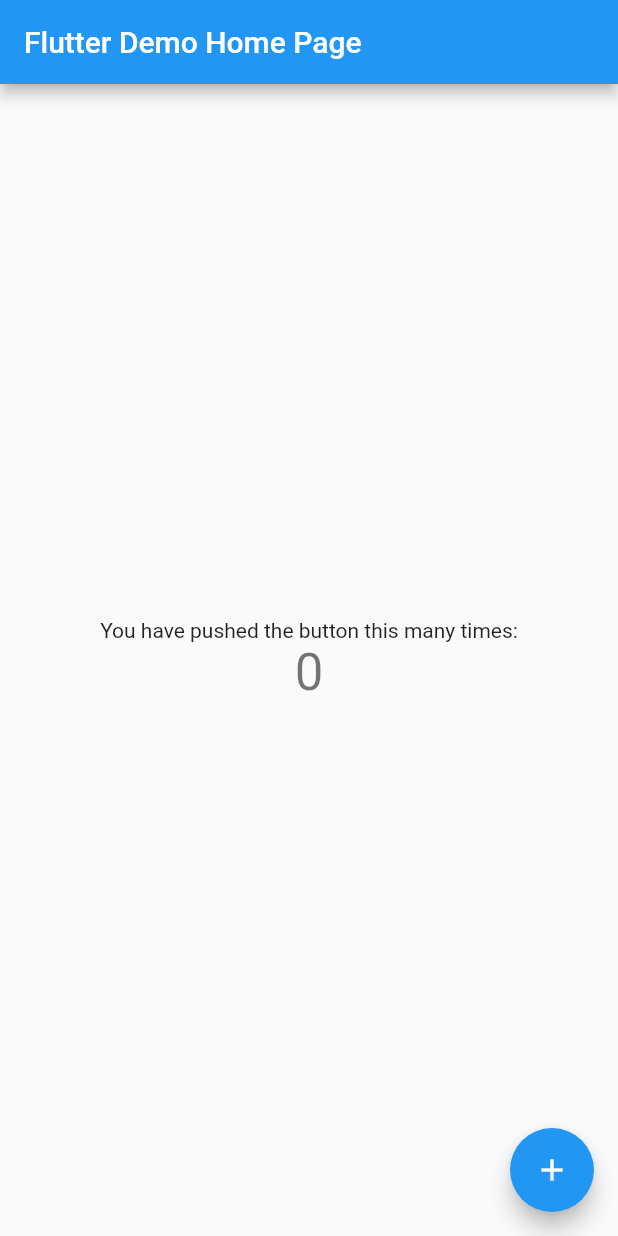
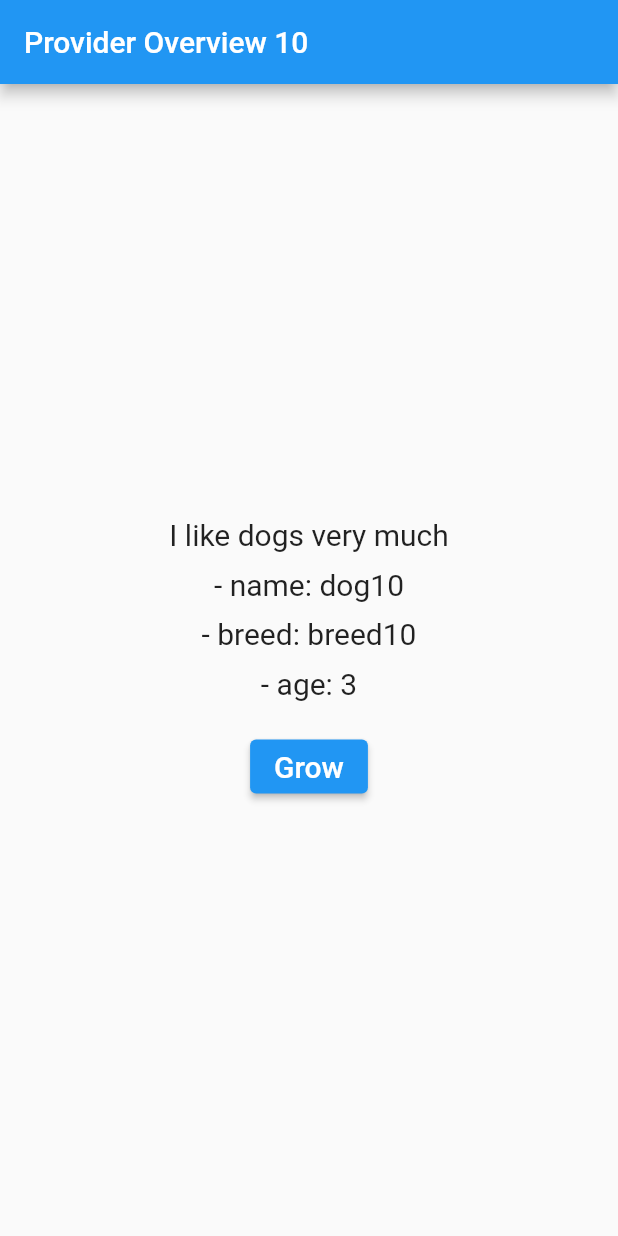
Before and after one commit to jyryuitpro/provider_overview_10, a Flutter app: the screen it shows after launch, on a phone screen of 412 x 824 dp. Run offline on Flutter 3.47's test engine with Material 2 defaults, Android fonts, the phone set to English and light mode, and no system bars.

Commit message:
Selector

```diff
--- a/lib/main.dart
+++ b/lib/main.dart
@@ -1,4 +1,6 @@
 import 'package:flutter/material.dart';
+import 'package:provider/provider.dart';
+import 'package:provider_overview_10/models/dog.dart';
 
 void main() {
   runApp(const MyApp());
@@ -10,106 +12,121 @@ class MyApp extends StatelessWidget {
   // This widget is the root of your application.
   @override
   Widget build(BuildContext context) {
-    return MaterialApp(
-      title: 'Flutter Demo',
-      theme: ThemeData(
-        // This is the theme of your application.
-        //
-        // Try running your application with "flutter run". You'll see the
-        // application has a blue toolbar. Then, without quitting the app, try
-        // changing the primarySwatch below to Colors.green and then invoke
-        // "hot reload" (press "r" in the console where you ran "flutter run",
-        // or simply save your changes to "hot reload" in a Flutter IDE).
-        // Notice that the counter didn't reset back to zero; the application
-        // is not restarted.
-        primarySwatch: Colors.blue,
+    return ChangeNotifierProvider<Dog>(
+      create: (context) => Dog(name: 'dog10', breed: 'breed10', age: 3),
+      child: MaterialApp(
+        title: 'Provider Overview 10',
+        debugShowCheckedModeBanner: false,
+        theme: ThemeData(
+          primarySwatch: Colors.blue,
+        ),
+        home: const MyHomePage(),
       ),
-      home: const MyHomePage(title: 'Flutter Demo Home Page'),
     );
   }
 }
 
 class MyHomePage extends StatefulWidget {
-  const MyHomePage({Key? key, required this.title}) : super(key: key);
-
-  // This widget is the home page of your application. It is stateful, meaning
-  // that it has a State object (defined below) that contains fields that affect
-  // how it looks.
-
-  // This class is the configuration for the state. It holds the values (in this
-  // case the title) provided by the parent (in this case the App widget) and
-  // used by the build method of the State. Fields in a Widget subclass are
-  // always marked "final".
-
-  final String title;
+  const MyHomePage({Key? key}) : super(key: key);
 
   @override
   State<MyHomePage> createState() => _MyHomePageState();
 }
 
 class _MyHomePageState extends State<MyHomePage> {
-  int _counter = 0;
+  @override
+  Widget build(BuildContext context) {
+    return Scaffold(
+      appBar: AppBar(
+        title: Text('Provider Overview 10'),
+      ),
+      body: Selector<Dog, String>(
+        selector: (BuildContext context, Dog dog) => dog.name,
+        builder: (BuildContext context, String name, Widget? child) {
+          return Center(
+            child: Column(
+              mainAxisAlignment: MainAxisAlignment.center,
+              mainAxisSize: MainAxisSize.min,
+              children: [
+                child!,
+                SizedBox(
+                  height: 10.0,
+                ),
+                Text(
+                  '- name: $name',
+                  style: TextStyle(fontSize: 20.0),
+                ),
+                SizedBox(
+                  height: 10.0,
+                ),
+                BreedAndAge(),
+              ],
+            ),
+          );
+        },
+        child: Text(
+          'I like dogs very much',
+          style: TextStyle(fontSize: 20.0),
+        ),
+      ),
+    );
+  }
+}
 
-  void _incrementCounter() {
-    setState(() {
-      // This call to setState tells the Flutter framework that something has
-      // changed in this State, which causes it to rerun the build method below
-      // so that the display can reflect the updated values. If we changed
-      // _counter without calling setState(), then the build method would not be
-      // called again, and so nothing would appear to happen.
-      _counter++;
-    });
-  }
+class BreedAndAge extends StatelessWidget {
+  const BreedAndAge({Key? key}) : super(key: key);
 
   @override
   Widget build(BuildContext context) {
-    // This method is rerun every time setState is called, for instance as done
-    // by the _incrementCounter method above.
-    //
-    // The Flutter framework has been optimized to make rerunning build methods
-    // fast, so that you can just rebuild anything that needs updating rather
-    // than having to individually change instances of widgets.
-    return Scaffold(
-      appBar: AppBar(
-        // Here we take the value from the MyHomePage object that was created by
-        // the App.build method, and use it to set our appbar title.
-        title: Text(widget.title),
-      ),
-      body: Center(
-        // Center is a layout widget. It takes a single child and positions it
-        // in the middle of the parent.
-        child: Column(
-          // Column is also a layout widget. It takes a list of children and
-          // arranges them vertically. By default, it sizes itself to fit its
-          // children horizontally, and tries to be as tall as its parent.
-          //
-          // Invoke "debug painting" (press "p" in the console, choose the
-          // "Toggle Debug Paint" action from the Flutter Inspector in Android
-          // Studio, or the "Toggle Debug Paint" command in Visual Studio Code)
-          // to see the wireframe for each widget.
-          //
-          // Column has various properties to control how it sizes itself and
-          // how it positions its children. Here we use mainAxisAlignment to
-          // center the children vertically; the main axis here is the vertical
-          // axis because Columns are vertical (the cross axis would be
-          // horizontal).
-          mainAxisAlignment: MainAxisAlignment.center,
-          children: <Widget>[
-            const Text(
-              'You have pushed the button this many times:',
+    return Selector<Dog, String>(
+      selector: (BuildContext context, Dog dog) => dog.breed,
+      builder: (_, String breed, __) {
+        return Column(
+          children: [
+            Text(
+              '- breed: $breed',
+              style: TextStyle(fontSize: 20.0),
             ),
-            Text(
-              '$_counter',
-              style: Theme.of(context).textTheme.headline4,
+            SizedBox(
+              height: 10.0,
             ),
+            Age(),
           ],
-        ),
-      ),
-      floatingActionButton: FloatingActionButton(
-        onPressed: _incrementCounter,
-        tooltip: 'Increment',
-        child: const Icon(Icons.add),
-      ), // This trailing comma makes auto-formatting nicer for build methods.
+        );
+      },
     );
   }
 }
+
+class Age extends StatelessWidget {
+  const Age({Key? key}) : super(key: key);
+
+  @override
+  Widget build(BuildContext context) {
+    return Selector<Dog, int>(
+      selector: (BuildContext context, Dog dog) => dog.age,
+      builder: (_, int age, __) {
+        return Column(
+          children: [
+            Text(
+              '- age: $age',
+              style: TextStyle(fontSize: 20.0),
+            ),
+            SizedBox(
+              height: 20.0,
+            ),
+            ElevatedButton(
+              onPressed: () => context.read<Dog>().grow(),
+              child: Text(
+                'Grow',
+                style: TextStyle(
+                  fontSize: 20.0,
+                ),
+              ),
+            ),
+          ],
+        );
+      },
+    );
+  }
+}
--- /dev/null
+++ b/lib/models/dog.dart
@@ -0,0 +1,18 @@
+import 'package:flutter/material.dart';
+
+class Dog with ChangeNotifier{
+  final String name;
+  final String breed;
+  int age;
+
+  Dog({
+    required this.name,
+    required this.breed,
+    this.age = 1,
+  });
+
+  void grow() {
+    age++;
+    notifyListeners();
+  }
+}
--- a/pubspec.yaml
+++ b/pubspec.yaml
@@ -34,6 +34,7 @@ dependencies:
   # The following adds the Cupertino Icons font to your application.
   # Use with the CupertinoIcons class for iOS style icons.
   cupertino_icons: ^1.0.2
+  provider: ^6.0.1
 
 dev_dependencies:
   flutter_test:
```
Also changed, not shown: pubspec.lock.
